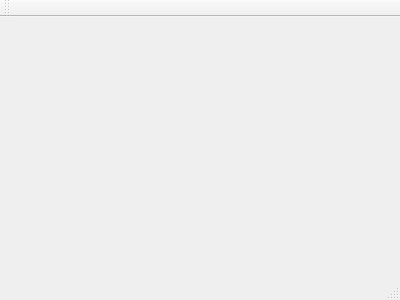
Before: the Qt Designer form mainwindow.ui in jholownia/QTeacher, drawn with Qt 5.
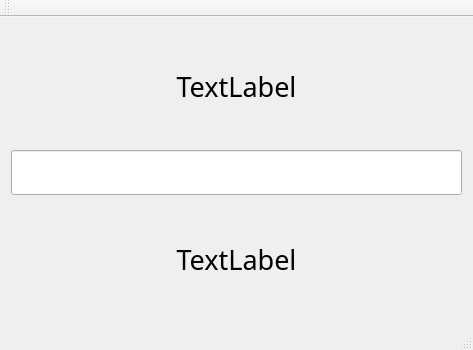
After: the same form once the commit is applied.

Diff of the .ui file:
```diff
--- a/mainwindow.ui
+++ b/mainwindow.ui
@@ -1,24 +1,89 @@
 <ui version="4.0">
  <class>MainWindow</class>
- <widget class="QMainWindow" name="MainWindow" >
-  <property name="geometry" >
+ <widget class="QMainWindow" name="MainWindow">
+  <property name="geometry">
    <rect>
     <x>0</x>
     <y>0</y>
-    <width>400</width>
-    <height>300</height>
+    <width>473</width>
+    <height>350</height>
    </rect>
   </property>
   <property name="windowTitle" >
    <string>MainWindow</string>
   </property>
-  <widget class="QMenuBar" name="menuBar" />
-  <widget class="QToolBar" name="mainToolBar" />
-  <widget class="QWidget" name="centralWidget" />
-  <widget class="QStatusBar" name="statusBar" />
+  <widget class="QWidget" name="centralWidget">
+   <layout class="QGridLayout" name="gridLayout">
+    <item row="0" column="0">
+     <widget class="QLabel" name="label">
+      <property name="font">
+       <font>
+        <family>Agency FB</family>
+        <pointsize>20</pointsize>
+       </font>
+      </property>
+      <property name="autoFillBackground">
+       <bool>false</bool>
+      </property>
+      <property name="text">
+       <string>TextLabel</string>
+      </property>
+      <property name="alignment">
+       <set>Qt::AlignCenter</set>
+      </property>
+     </widget>
+    </item>
+    <item row="1" column="0">
+     <widget class="QLineEdit" name="lineEdit">
+      <property name="font">
+       <font>
+        <family>Agency FB</family>
+        <pointsize>20</pointsize>
+        <weight>75</weight>
+        <bold>true</bold>
+       </font>
+      </property>
+     </widget>
+    </item>
+    <item row="2" column="0">
+     <widget class="QLabel" name="label_2">
+      <property name="font">
+       <font>
+        <family>Agency FB</family>
+        <pointsize>20</pointsize>
+       </font>
+      </property>
+      <property name="text">
+       <string>TextLabel</string>
+      </property>
+      <property name="alignment">
+       <set>Qt::AlignCenter</set>
+      </property>
+     </widget>
+    </item>
+   </layout>
+  </widget>
+  <widget class="QMenuBar" name="menuBar">
+   <property name="geometry">
+    <rect>
+     <x>0</x>
+     <y>0</y>
+     <width>473</width>
+     <height>21</height>
+    </rect>
+   </property>
+  </widget>
+  <widget class="QToolBar" name="toolbar">
+   <attribute name="toolBarArea">
+    <enum>TopToolBarArea</enum>
+   </attribute>
+   <attribute name="toolBarBreak">
+    <bool>false</bool>
+   </attribute>
+  </widget>
+  <widget class="QStatusBar" name="statusBar"/>
  </widget>
- <layoutDefault spacing="6" margin="11" />
- <pixmapfunction></pixmapfunction>
+ <layoutdefault spacing="6" margin="11"/>
  <resources/>
  <connections/>
 </ui>
```
Left out of the diff: 3 changed lines with no effect on the pictures.
